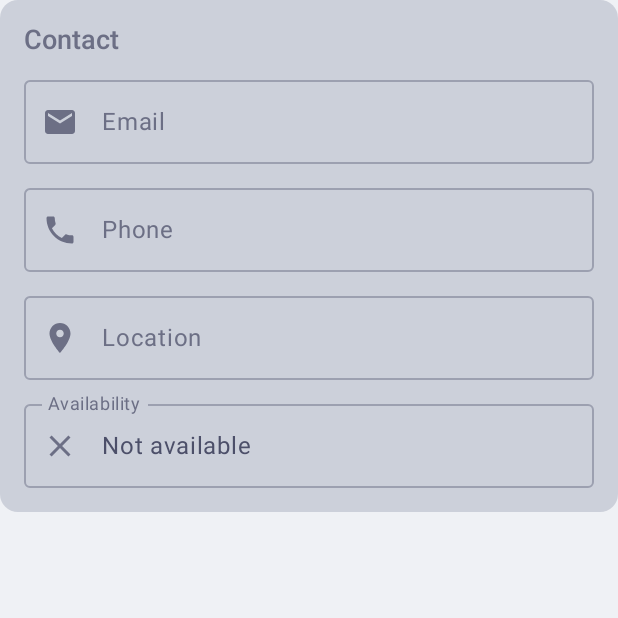
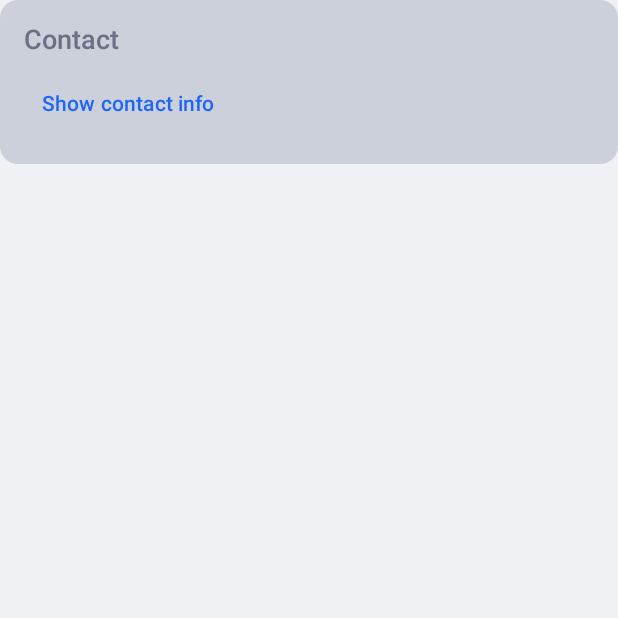
Before and after one commit to PaulMNRD/esgi-kotlin-devprofile, an Android app built with Jetpack Compose: the composable ContactInfoCard called with empty values, on a phone screen of 412 x 824 dp, the top half of it. Run offline under Robolectric (Android 15) with nearby library versions, the phone set to English and light mode, and no system bars.

Commit message:
show details feature with local state

```diff
--- a/app/src/main/java/com/example/developerprofile/MainActivity.kt
+++ b/app/src/main/java/com/example/developerprofile/MainActivity.kt
@@ -41,7 +41,12 @@ import androidx.compose.material3.OutlinedTextField
 import androidx.compose.material3.Scaffold
 import androidx.compose.material3.Surface
 import androidx.compose.material3.Text
+import androidx.compose.material3.TextButton
 import androidx.compose.runtime.Composable
+import androidx.compose.runtime.getValue
+import androidx.compose.runtime.mutableStateOf
+import androidx.compose.runtime.saveable.rememberSaveable
+import androidx.compose.runtime.setValue
 import androidx.compose.ui.Alignment
 import androidx.compose.ui.Modifier
 import androidx.compose.ui.draw.clip
@@ -185,12 +190,18 @@ fun ContactInfoCard(
     isAvailable: Boolean,
     modifier: Modifier = Modifier,
 ) {
+    var showDetails by rememberSaveable { mutableStateOf(false) }
+
     Card(modifier = modifier.fillMaxWidth(), shape = MaterialTheme.shapes.medium) {
         Column(
             modifier = Modifier.padding(16.dp),
             verticalArrangement = Arrangement.spacedBy(8.dp),
         ) {
             Text(text = "Contact", style = MaterialTheme.typography.titleMedium)
+            TextButton(onClick = { showDetails = !showDetails }) {
+                Text(if (showDetails) "Hide contact info" else "Show contact info")
+            }
+            if (showDetails) {
                 InfoField(label = "Email", value = email, icon = Icons.Default.Email)
                 InfoField(label = "Phone", value = phone, icon = Icons.Default.Phone)
                 InfoField(label = "Location", value = location, icon = Icons.Default.LocationOn)
@@ -199,6 +210,7 @@ fun ContactInfoCard(
                     value = if (isAvailable) "Available for new projects" else "Not available",
                     icon = if (isAvailable) Icons.Default.CheckCircle else Icons.Default.Close,
                 )
+            }
         }
     }
 }
```
Lines whose indentation alone changed are shown as unchanged.
